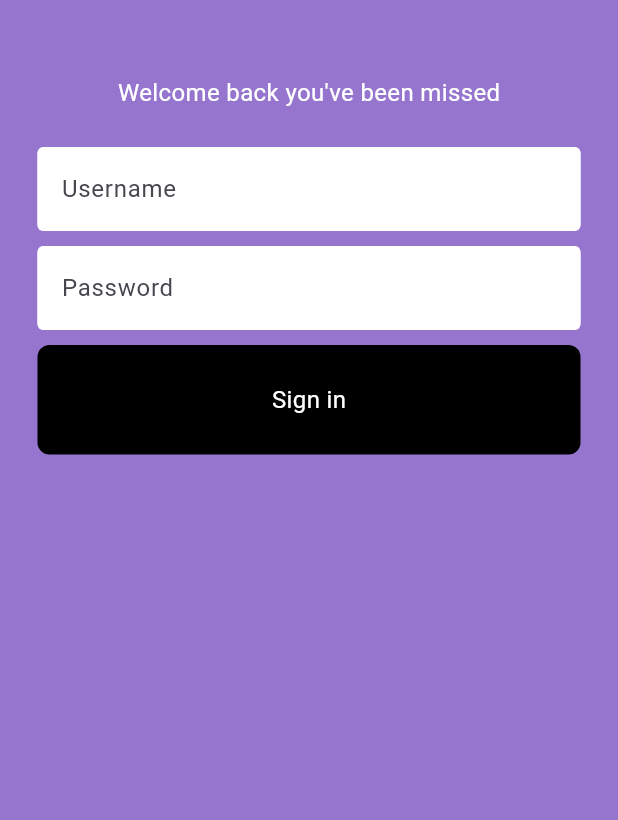
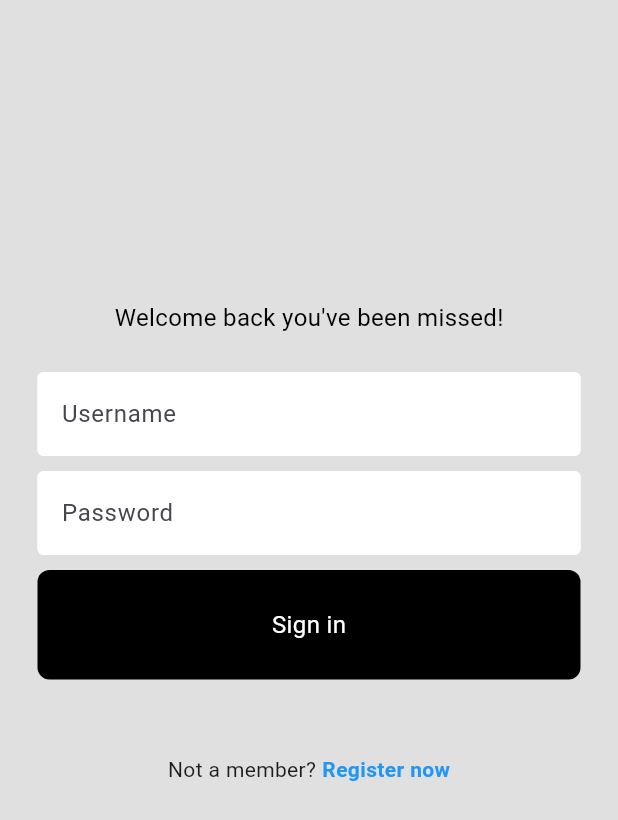
Before and after one commit to MrCharizard306/sidequest, a Flutter app: the screen it shows after launch, on a phone screen of 412 x 824 dp. Shown: the top 820 px of the screen. Run offline on Flutter 3.47's test engine with Material 3 defaults, Android fonts, the phone set to English and light mode, and no system bars; our stand-ins replace firebase_core, firebase_database, geolocator; accounts and stored records are empty.

Commit message:
updated login

```diff
--- a/lib/login.dart
+++ b/lib/login.dart
@@ -10,20 +10,24 @@ class LoginPage extends StatelessWidget{
   final passwordController = TextEditingController();
 
   void signUserIn(){} // sing user in
+
+  void signUp(){}
+
+
   @override
   Widget build(BuildContext context){
     return Scaffold(
-      backgroundColor: Colors.deepPurple[300],
+      backgroundColor: Colors.grey[300],
       body: SafeArea(
         child: Center(
           child: Column(
             children: [
-              const SizedBox(height: 50,),
+              const SizedBox(height: 200,),
 
             Text(
-              'Welcome back you\'ve been missed',
+              'Welcome back you\'ve been missed!',
               style: TextStyle(
-                color: Colors.white,
+                color: Colors.black,
                 fontSize:  16,
               ),
             ),
@@ -35,24 +39,30 @@ class LoginPage extends StatelessWidget{
           const SizedBox(height: 10,),
           MyButton(
             onTap: signUserIn,
-          )
+          ),
+          const SizedBox(height: 50),
 
-          ])
+          // sign up
+          Row(
+            mainAxisAlignment: MainAxisAlignment.center,
+            children: const [
+              Text('Not a member?'),
+              SizedBox(width: 4),
 
-        )
+              Text(
+                'Register now',
+                style: TextStyle(
+                  color: Colors.blue, fontWeight: FontWeight.bold
+                  ),
+                ),
+              ],
+            )
+          ],
+        ),
+      ),
+    ),
+  );
 
 
-
-      )
-        //Welcome Back
-        // Username textfiedl
-
-        //password text
-
-        // sing in button
-        //not a member? registar now
-
-
-    );
   }
 }
--- a/pubspec.yaml
+++ b/pubspec.yaml
@@ -37,6 +37,8 @@ dependencies:
   cupertino_icons: ^1.0.6
   firebase_core: ^3.3.0
   firebase_auth: ^5.1.4
+  geolocator: ^12.0.0
+  firebase_database: ^11.0.4
 
 dev_dependencies:
   flutter_test:
```
Also changed, not shown: pubspec.lock, 7 other files.
